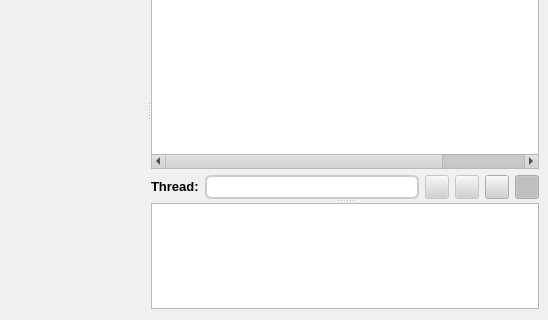
First picture: the form in retroshare-gui/src/gui/ForumsDialog.ui, repository RetroShare/RetroShare, before the edit; both pictures show x 184 to 732 and y 100 to 420 of the 732 by 420 pixel window.
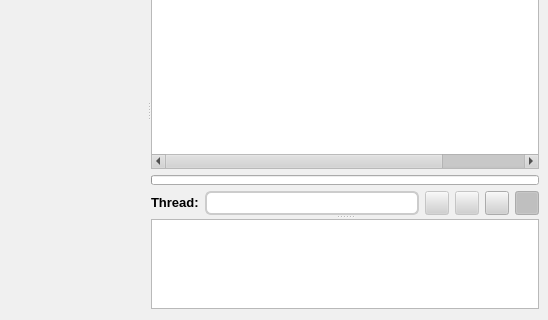
Second picture: the form after the edit. Icons and pictures are not drawn. Custom widgets are drawn as their Qt base class.

Commit message: Moved the fill function of the ForumsDialog to a QThread. Fixed memory leak of the fill thread of the history browser.

```diff
--- a/retroshare-gui/src/gui/ForumsDialog.ui
+++ b/retroshare-gui/src/gui/ForumsDialog.ui
@@ -836,7 +836,7 @@
           </column>
          </widget>
         </item>
-        <item row="3" column="0">
+        <item row="5" column="0">
          <layout class="QGridLayout" name="gridLayout">
           <item row="0" column="1">
            <widget class="QLabel" name="threadlabel">
@@ -1196,6 +1196,25 @@
           </layout>
          </widget>
         </item>
+        <item row="4" column="0">
+         <widget class="QProgressBar" name="progressBar">
+          <property name="maximumSize">
+           <size>
+            <width>16777215</width>
+            <height>10</height>
+           </size>
+          </property>
+          <property name="maximum">
+           <number>1000</number>
+          </property>
+          <property name="value">
+           <number>0</number>
+          </property>
+          <property name="textVisible">
+           <bool>false</bool>
+          </property>
+         </widget>
+        </item>
        </layout>
       </widget>
       <widget class="QTextBrowser" name="postText">
```
Left out of the diff: 2 changed lines with no effect on the pictures. The commit also changes 6 other files.
